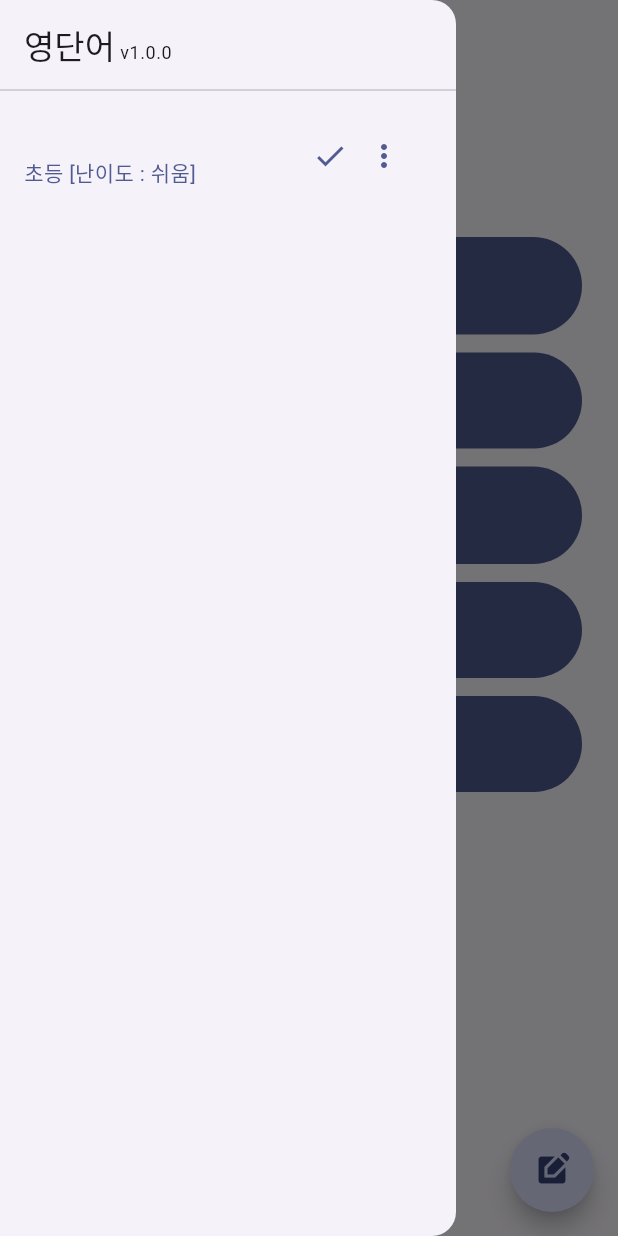
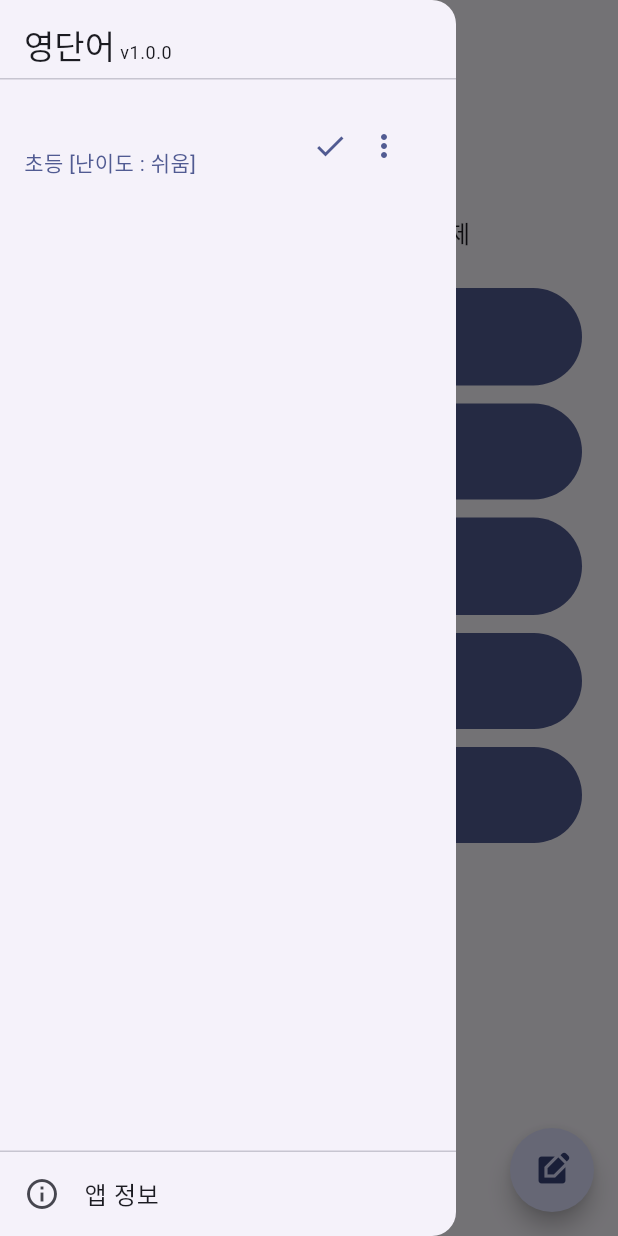
Before and after one commit to msjin-claude-lab/cp_workspace, a Flutter app: the DeckHomeScreen screen opened directly with empty values, with the side drawer open, on a phone screen of 412 x 824 dp. Run offline on Flutter 3.47's test engine with Material 3 defaults, Android fonts, the phone set to English and light mode, and no system bars; our stand-ins replace flutter_riverpod, flutter_tts, go_router, material_ui, shared_preferences, sqflite; accounts and stored records are empty.

Commit message:
vocab: 홈에 카드 수·문항 수를 보이고 메뉴 하단에 앱 정보를 둔다
- 홈 위쪽을 세 줄로: 학교급 줄을 키우고, 단어 수 아래에 "한 번에 카드 N장 · 시험 M문제"
- 메뉴 맨 아래 고정 "앱 정보" → 버전과 오픈소스 라이선스 화면(/about)
- 인계: 단어 늘리기 조사(교육과정 기본 어휘·이용 조건·CEFR-J 개수)와 기관 문의 현황

analyze 문제없음, 시험 148개 통과, build apk 성공, 에뮬레이터 캡처 확인.

Co-Authored-By: Claude Fable 5.2 <noreply@anthropic.com>

```diff
--- a/projects/apps/vocab/lib/features/home/home_screen.dart
+++ b/projects/apps/vocab/lib/features/home/home_screen.dart
@@ -1,8 +1,11 @@
+import 'dart:math' show min;
+
 import 'package:flutter_riverpod/flutter_riverpod.dart';
 import 'package:go_router/go_router.dart';
 import 'package:material_ui/material_ui.dart';
 
 import '../../app_info.dart';
+import '../../data/app_settings.dart';
 import '../../data/cell.dart';
 import '../../data/study_decks.dart';
 import '../../data/study_records.dart';
@@ -314,6 +317,8 @@ class DeckHomeScreen extends ConsumerWidget {
     final text = Theme.of(context).textTheme;
     final words = ref.watch(deckWordsProvider(deck));
     final wrong = ref.watch(wrongEntriesProvider(deck));
+    // 한 번에 하는 카드 수·문항 수(설정). 읽는 동안이나 읽지 못하면 단어 수만 보인다
+    final settings = ref.watch(deckSettingsProvider(deck)).value;
     return Scaffold(
       appBar: AppBar(
         leading: Builder(
@@ -345,7 +350,9 @@ class DeckHomeScreen extends ConsumerWidget {
               deck.base.label,
               key: const ValueKey('home-base'),
               textAlign: TextAlign.center,
-              style: text.titleMedium,
+              // 아래 두 줄(단어 수, 카드 수·문항 수 — 16)보다 크고 위의 단어장 이름(앱바 제목 — 22)보다
+              // 작게(2026-11-23 사용자 결정)
+              style: text.titleMedium?.copyWith(fontSize: 19),
             ),
             const SizedBox(height: 4),
             Text(
@@ -358,6 +365,18 @@ class DeckHomeScreen extends ConsumerWidget {
               textAlign: TextAlign.center,
               style: text.titleMedium,
             ),
+            // 셋째 줄: 한 번에 하는 카드 수·문항 수(2026-11-23 사용자 결정).
+            // 설정이 단어 수보다 크면 실제로 나오는 수(있는 만큼)를 보인다
+            if (settings != null && words.hasValue) ...[
+              const SizedBox(height: 4),
+              Text(
+                '한 번에 카드 ${min(settings.cardCount, words.requireValue.length)}장'
+                ' · 시험 ${min(settings.quizCount, words.requireValue.length)}문제',
+                key: const ValueKey('home-counts'),
+                textAlign: TextAlign.center,
+                style: text.titleMedium,
+              ),
+            ],
             const SizedBox(height: 24),
             _HomeAction(
               key: const ValueKey('home-study'),
@@ -487,7 +506,9 @@ class _MenuDrawer extends ConsumerWidget {
     final decks = listed.contains(current) ? listed : [...listed, current];
     return Drawer(
       child: SafeArea(
-        child: ListView(
+        // 위: 제목·버전(고정) / 가운데: 단어장 목록(이 부분만 스크롤) / 아래: 앱 정보(고정)
+        child: Column(
+          crossAxisAlignment: CrossAxisAlignment.stretch,
           children: [
             Padding(
               padding: const EdgeInsets.fromLTRB(16, 16, 16, 8),
@@ -506,7 +527,12 @@ class _MenuDrawer extends ConsumerWidget {
                 ),
               ),
             ),
-            const Divider(),
+            const Divider(height: 1),
+            Expanded(
+              child: ListView(
+                key: const ValueKey('menu-decks'),
+                padding: const EdgeInsets.symmetric(vertical: 8),
+                children: [
                   for (final deck in decks)
                     ListTile(
                       key: ValueKey('menu-deck-${deck.deckId}'),
@@ -547,6 +573,23 @@ class _MenuDrawer extends ConsumerWidget {
                         // 메뉴를 닫는다. pop()은 닫히는 중에 다시 누르면 첫 화면까지 닫으므로 쓰지 않는다
                         Scaffold.of(context).closeDrawer();
                         if (deck != current) _select(context, ref, deck);
+                      },
+                    ),
+                ],
+              ),
+            ),
+            // 메뉴 맨 아래 고정: 앱 정보(버전·오픈소스 라이선스, 나중에 단어 출처) — 2026-11-23 사용자 결정
+            const Divider(height: 1),
+            ListTile(
+              key: const ValueKey('menu-about'),
+              leading: const Icon(Icons.info_outline),
+              title: const Text('앱 정보'),
+              onTap: () {
+                // 빠른 두 번 누름에 두 번 열리지 않게
+                if (ModalRoute.of(context)?.isCurrent != true) return;
+                final router = GoRouter.of(context);
+                Scaffold.of(context).closeDrawer();
+                router.push('/about');
               },
             ),
           ],
--- a/projects/apps/vocab/lib/router.dart
+++ b/projects/apps/vocab/lib/router.dart
@@ -2,6 +2,7 @@ import 'package:go_router/go_router.dart';
 import 'package:material_ui/material_ui.dart';
 
 import 'data/cell.dart';
+import 'features/about/about_screen.dart';
 import 'features/home/home_screen.dart';
 import 'features/progress/progress_screen.dart';
 import 'features/quiz/quiz_screen.dart';
@@ -17,6 +18,8 @@ GoRouter createRouter() => GoRouter(
   routes: [
     // 단어장 홈(단어장이 없으면 시작 화면)
     GoRoute(path: '/', builder: (context, state) => const HomeScreen()),
+    // 앱 정보(☰ 메뉴 맨 아래): 버전·오픈소스 라이선스
+    GoRoute(path: '/about', builder: (context, state) => const AboutScreen()),
     // 새 단어장: 이름(창) → 학교급 → 난이도. 예: /pick?name=단어장, /pick/middle?name=단어장
     GoRoute(
       path: '/pick',
```
Also changed, not shown: projects/apps/vocab/lib/features/about/about_screen.dart (added, +42 -0 lines), 3 other files. Lines whose indentation alone changed are shown as unchanged.
